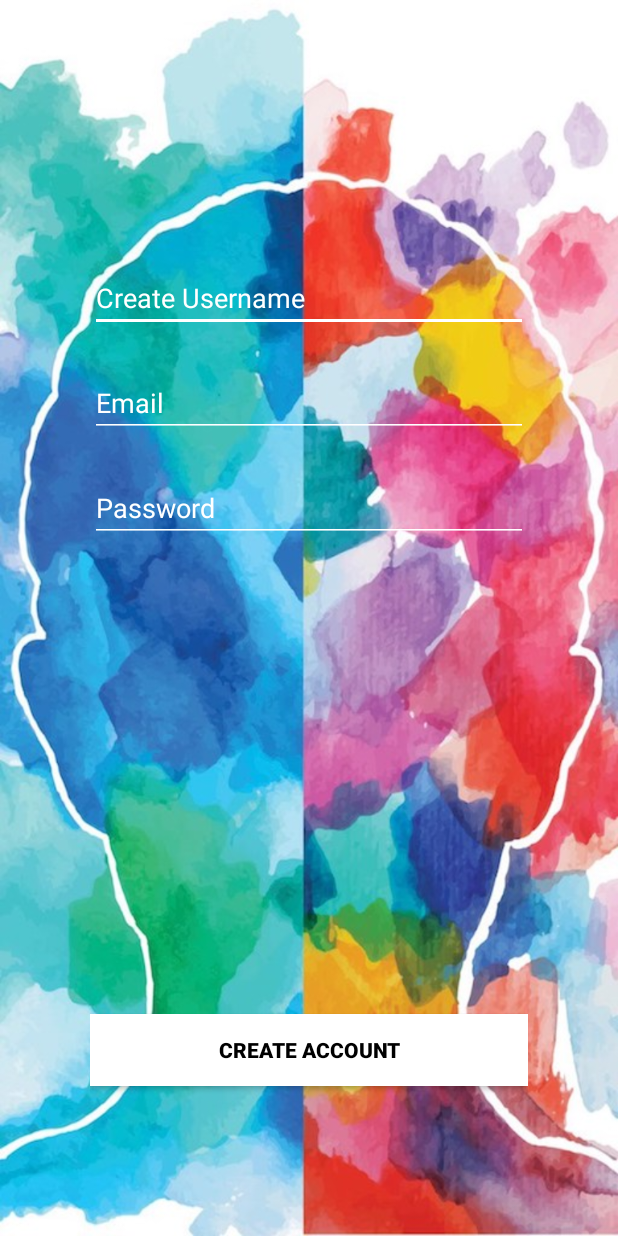
After one commit to ealmonte102/CUNY_Hackathon2018, an Android app: the layout activity_signup.xml on its own in the app's theme, with its tools: preview values and no code run, on a phone screen of 412 x 824 dp. The commit adds this screen. Run offline under Robolectric (Android 15) with nearby library versions, the phone set to English and light mode, and no system bars.

Commit message:
Intial sign up activity and UI created. Must add sign up info to database and on click listner to switch back to log in

```diff
--- a/app/build.gradle
+++ b/app/build.gradle
@@ -21,6 +21,7 @@ android {
 dependencies {
     implementation fileTree(dir: 'libs', include: ['*.jar'])
     implementation 'com.android.support:appcompat-v7:26.1.0'
+    implementation 'com.android.support:design:26.1.0'
     testImplementation 'junit:junit:4.12'
     androidTestImplementation 'com.android.support.test:runner:1.0.2'
     androidTestImplementation 'com.android.support.test.espresso:espresso-core:3.0.2'
--- /dev/null
+++ b/app/src/main/res/layout/activity_signup.xml
@@ -0,0 +1,70 @@
+<?xml version="1.0" encoding="utf-8"?>
+<RelativeLayout xmlns:android="http://schemas.android.com/apk/res/android"
+    android:id="@+id/rootRL"
+    android:orientation="vertical"
+    android:layout_width="fill_parent"
+    android:layout_height="fill_parent"
+    android:background="@drawable/background"
+    android:paddingTop="56dp"
+    android:paddingLeft="60dp"
+    android:paddingRight="60dp">
+    >
+
+    <EditText
+        android:id="@+id/username"
+        android:layout_width="fill_parent"
+        android:layout_height="wrap_content"
+        android:layout_alignParentStart="true"
+        android:layout_alignParentTop="true"
+        android:layout_marginTop="120dp"
+        android:hint="Create Username"
+        android:textColorHint="@android:color/white"
+        android:textStyleHint="bold"
+        android:backgroundTint="@android:color/white"
+        android:backgroundTintStyle="bold"/>
+
+    <EditText
+        android:id="@+id/email"
+        android:layout_width="fill_parent"
+        android:layout_height="wrap_content"
+        android:layout_alignParentStart="true"
+        android:layout_marginTop="190dp"
+        android:hint="Email"
+        android:textColorHint="@android:color/white"
+        android:textStyleHint="bold"
+        android:backgroundTint="@android:color/white"
+        android:backgroundTintSyle="bold"
+
+        />
+
+    <EditText
+        android:id="@+id/password"
+        android:layout_width="fill_parent"
+        android:layout_height="wrap_content"
+        android:layout_alignParentStart="true"
+        android:layout_marginTop="260dp"
+        android:inputType="textPassword"
+        android:hint="Password"
+        android:textColorHint="@android:color/white"
+        android:textStyleHint="bold"
+        android:backgroundTint="@android:color/white"
+        android:backgroundTintSyle="bold"/>
+
+
+
+    <!-- Sign up button -->
+    <android.support.v7.widget.AppCompatButton
+        android:id="@+id/btn_signup"
+        android:layout_width="fill_parent"
+        android:layout_height="wrap_content"
+        android:layout_alignParentBottom="true"
+        android:layout_centerHorizontal="true"
+        android:layout_marginBottom="100dp"
+        android:background="@android:color/white"
+        android:gravity="center"
+        android:padding="12dp"
+        android:text="Create Account"
+        android:textColor="@android:color/black"
+        android:textStyle="bold" />
+
+</RelativeLayout>
--- /dev/null
+++ b/app/src/main/res/values/dimens.xml
@@ -0,0 +1,5 @@
+<resources>
+    <!-- Default screen margins, per the Android Design guidelines. -->
+    <dimen name="activity_horizontal_margin">16dp</dimen>
+    <dimen name="activity_vertical_margin">16dp</dimen>
+</resources>
--- a/app/src/main/res/values/styles.xml
+++ b/app/src/main/res/values/styles.xml
@@ -1,11 +1,13 @@
 <resources>
 
     <!-- Base application theme. -->
-    <style name="AppTheme" parent="Theme.AppCompat.Light.DarkActionBar">
+    <style name="AppTheme" parent="Theme.AppCompat.Light.NoActionBar">
         <!-- Customize your theme here. -->
         <item name="colorPrimary">@color/colorPrimary</item>
         <item name="colorPrimaryDark">@color/colorPrimaryDark</item>
         <item name="colorAccent">@color/colorAccent</item>
+        <item name="windowActionBar">false</item>
+        <item name="windowNoTitle">true</item>
     </style>
 
 </resources>
```
Also changed, not shown: app/src/main/AndroidManifest.xml (+9 -2 lines), app/src/main/java/com/qcconnect/vocalyze/SignupActivity.java (added, +94 -0 lines), app/src/main/res/values/strings.xml (+14 -0 lines), app/src/main/res/drawable/background.png (added).
